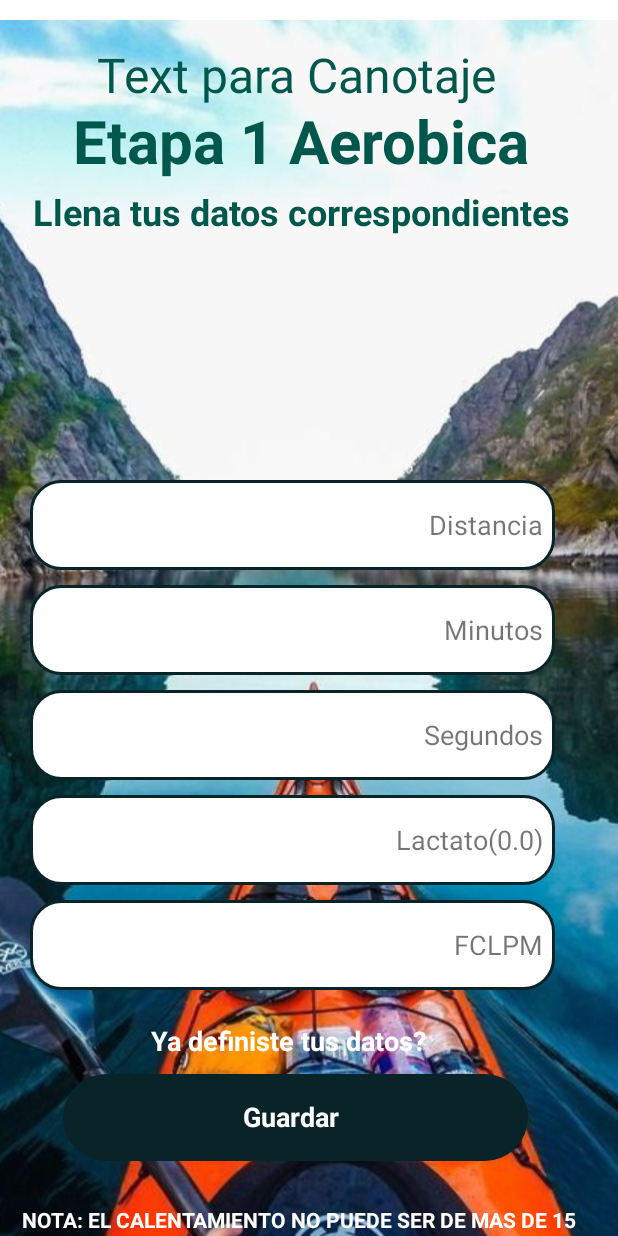
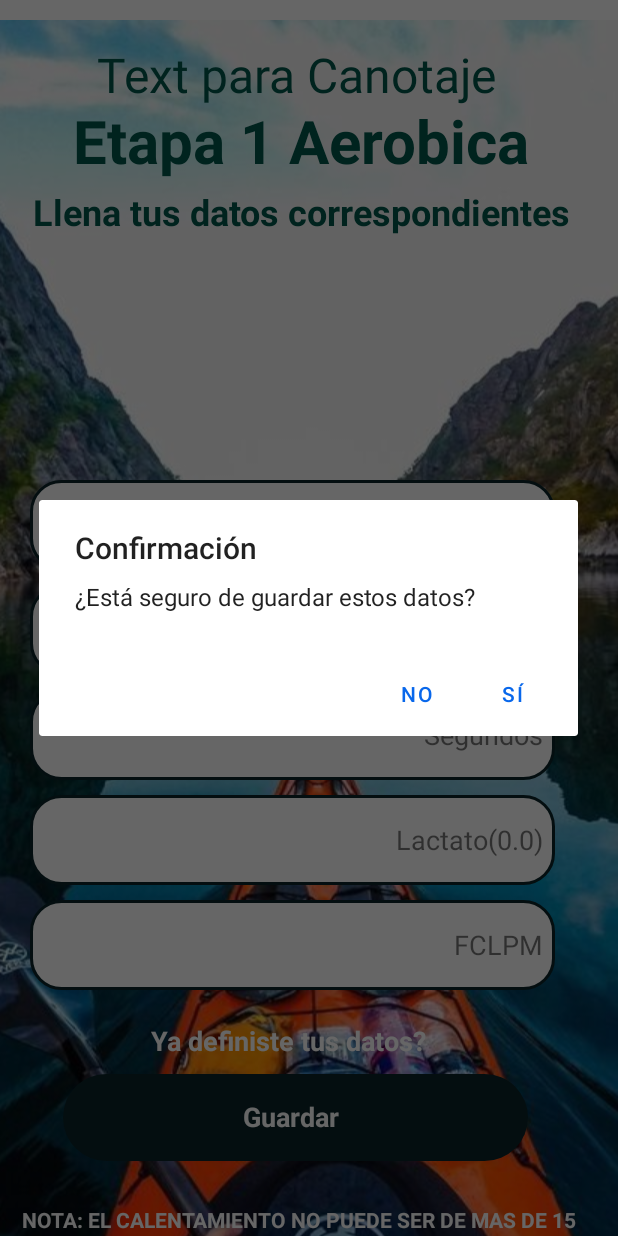
Before and after one commit to demondcn/LT, an Android app: the prueba_de_canotaje_activity screen opened directly, with no data from a screen before it, after a tap on "Guardar", on a phone screen of 412 x 824 dp. Run offline under Robolectric (Android 15) with nearby library versions, the phone set to English and light mode, and no system bars.

Commit message:
cambios de 8/08/2024 v1

```diff
--- a/proyecto de grado LT/Software/Lactato_Udec/app/src/main/java/com/example/lactato_udec/prueba_de_canotaje_activity.java
+++ b/proyecto de grado LT/Software/Lactato_Udec/app/src/main/java/com/example/lactato_udec/prueba_de_canotaje_activity.java
@@ -1,9 +1,11 @@
 
 package com.example.lactato_udec;
+import androidx.appcompat.app.AlertDialog;
 import androidx.appcompat.app.AppCompatActivity;
 import androidx.core.content.FileProvider;
 import java.text.DecimalFormat;
 import android.content.ActivityNotFoundException;
+import android.content.DialogInterface;
 import android.content.Intent;
 import android.graphics.Bitmap;
 import android.graphics.Canvas;
@@ -119,8 +121,21 @@ public class prueba_de_canotaje_activity extends AppCompatActivity {
 		guardar.setOnClickListener(new View.OnClickListener() {
 			@Override
 			public void onClick(View v) {
+				new AlertDialog.Builder(prueba_de_canotaje_activity.this)
+						.setTitle("Confirmación")
+						.setMessage("¿Está seguro de guardar estos datos?")
+						.setPositiveButton("Sí", new DialogInterface.OnClickListener() {
+							@Override
+							public void onClick(DialogInterface dialog, int which) {
+								// Ejecutar la función para guardar los datos
+								n = funcionEtapasIniciales(n);
 
-				n = funcionEtapasIniciales(n);
+								// Mostrar mensaje de confirmación
+								Toast.makeText(prueba_de_canotaje_activity.this, "Datos guardados correctamente", Toast.LENGTH_SHORT).show();
+							}
+						})
+						.setNegativeButton("No", null) // No hacer nada si se presiona "No"
+						.show();
 			}
 		});
 	}
```
Also changed, not shown: proyecto de grado LT/Software/Lactato_Udec/app/src/main/java/com/example/lactato_udec/prueba_de_bandasinfin_activity.java (+16 -1 lines), proyecto de grado LT/Software/Lactato_Udec/app/src/main/java/com/example/lactato_udec/prueba_de_carrera_de_pista_activity.java (+16 -1 lines), proyecto de grado LT/Software/Lactato_Udec/app/src/main/java/com/example/lactato_udec/prueba_de_ciclismo_activity.java (+16 -1 lines), proyecto de grado LT/Software/Lactato_Udec/app/src/main/java/com/example/lactato_udec/prueba_de_ciclo_activity.java (+16 -1 lines), proyecto de grado LT/Software/Lactato_Udec/app/src/main/java/com/example/lactato_udec/prueba_de_natacion_activity.java (+16 -1 lines), proyecto de grado LT/Software/Lactato_Udec/app/src/main/java/com/example/lactato_udec/prueba_de_subacuatica_activity.java (+16 -1 lines), 1 other file.
